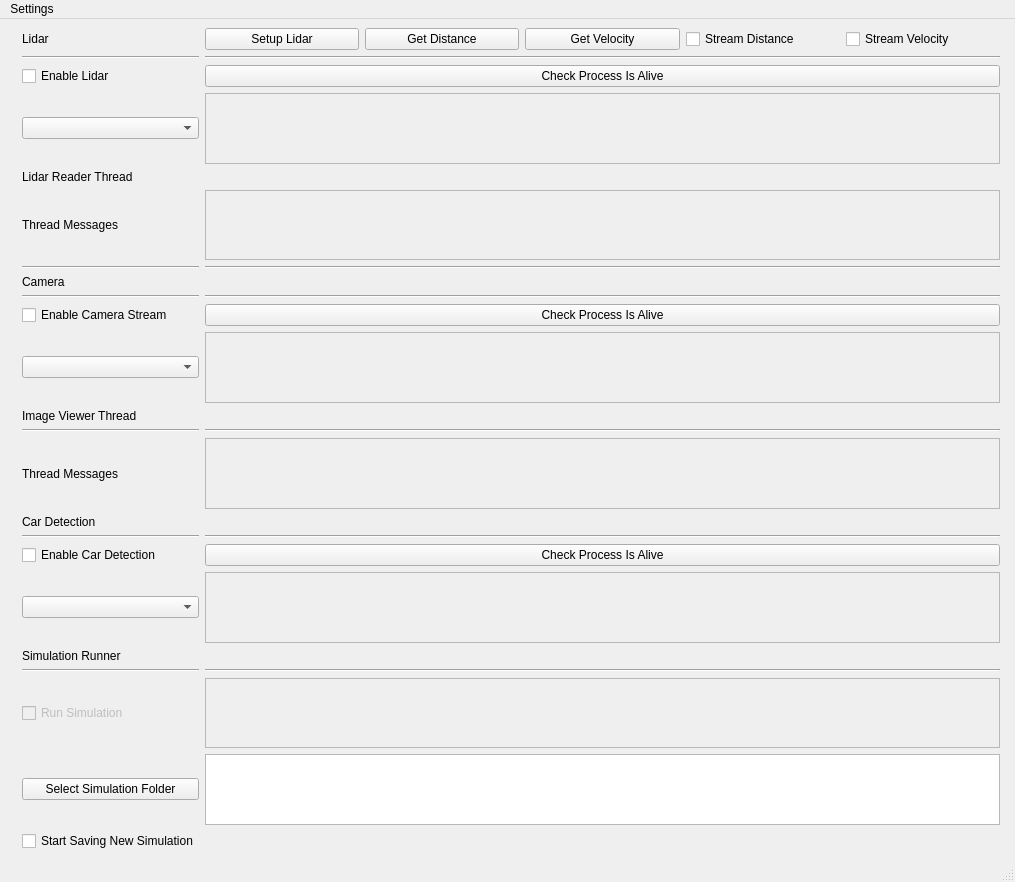
This is gui/qt_designer_files/mirrorless_mirrors.ui in JECcapstone2019/CapstoneADASMirrors as Qt 5 draws it before an edit. The edited form follows.
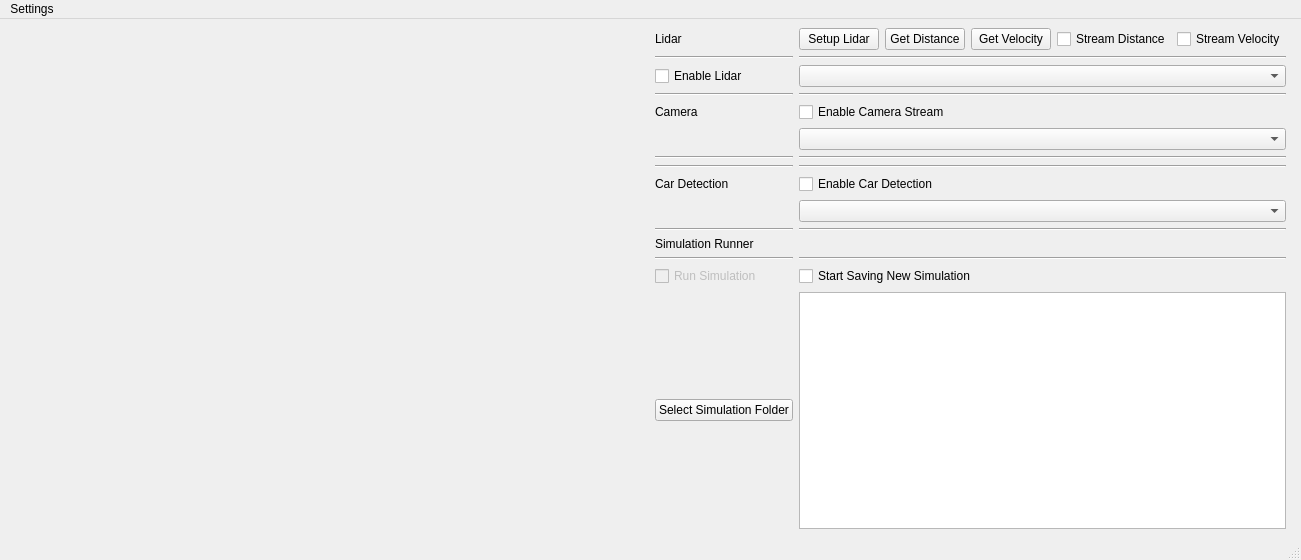
This is the edited form.

Commit message: removed unused test file made the gui look better for the proper screen added in a paint command to put the lidar data on the image

Diff of the .ui file:
```diff
--- a/gui/qt_designer_files/mirrorless_mirrors.ui
+++ b/gui/qt_designer_files/mirrorless_mirrors.ui
@@ -6,8 +6,8 @@
    <rect>
     <x>0</x>
     <y>0</y>
-    <width>1015</width>
-    <height>882</height>
+    <width>1250</width>
+    <height>560</height>
    </rect>
   </property>
   <property name="maximumSize">
@@ -28,47 +28,38 @@
    </property>
    <layout class="QHBoxLayout" name="horizontalLayout">
     <item>
-     <widget class="QLabel" name="imageViewer">
-      <property name="minimumSize">
-       <size>
-        <width>0</width>
-        <height>0</height>
-       </size>
-      </property>
-      <property name="autoFillBackground">
-       <bool>false</bool>
-      </property>
-      <property name="text">
-       <string/>
-      </property>
-     </widget>
+     <layout class="QVBoxLayout" name="verticalLayout">
+      <item>
+       <widget class="QLabel" name="lidarData">
+        <property name="text">
+         <string/>
+        </property>
+       </widget>
+      </item>
+      <item>
+       <widget class="QLabel" name="imageViewer">
+        <property name="minimumSize">
+         <size>
+          <width>640</width>
+          <height>480</height>
+         </size>
+        </property>
+        <property name="text">
+         <string/>
+        </property>
+       </widget>
+      </item>
+     </layout>
     </item>
     <item>
      <layout class="QGridLayout" name="gridLayout">
-      <item row="12" column="1">
-       <widget class="Line" name="line_4">
+      <item row="7" column="0">
+       <widget class="Line" name="line_2">
         <property name="orientation">
          <enum>Qt::Horizontal</enum>
         </property>
        </widget>
       </item>
-      <item row="14" column="1">
-       <widget class="QTextEdit" name="imageViewerTextEdit">
-        <property name="enabled">
-         <bool>false</bool>
-        </property>
-       </widget>
-      </item>
-      <item row="12" column="0">
-       <widget class="Line" name="line_8">
-        <property name="orientation">
-         <enum>Qt::Horizontal</enum>
-        </property>
-       </widget>
-      </item>
-      <item row="10" column="0">
-       <widget class="QComboBox" name="cameraSelection"/>
-      </item>
       <item row="23" column="2">
        <widget class="Line" name="line_10">
         <property name="orientation">
@@ -76,119 +67,41 @@
         </property>
        </widget>
       </item>
-      <item row="23" column="0">
-       <widget class="Line" name="line_9">
+      <item row="10" column="0">
+       <widget class="Line" name="line_8">
         <property name="orientation">
          <enum>Qt::Horizontal</enum>
         </property>
        </widget>
       </item>
-      <item row="8" column="0">
-       <widget class="Line" name="line_2">
+      <item row="10" column="1">
+       <widget class="Line" name="line_4">
         <property name="orientation">
          <enum>Qt::Horizontal</enum>
         </property>
        </widget>
       </item>
-      <item row="7" column="0">
+      <item row="5" column="0">
        <widget class="QLabel" name="cameraTitle">
         <property name="text">
          <string>Camera</string>
         </property>
        </widget>
       </item>
-      <item row="3" column="0">
-       <widget class="QComboBox" name="lidarSelection"/>
-      </item>
-      <item row="15" column="0">
-       <widget class="QLabel" name="carDetectionTitle">
-        <property name="text">
-         <string>Car Detection</string>
-        </property>
-       </widget>
-      </item>
-      <item row="17" column="0">
-       <widget class="QCheckBox" name="carDetectionEnableCheckBox">
-        <property name="text">
-         <string>Enable Car Detection</string>
-        </property>
-       </widget>
-      </item>
-      <item row="18" column="0">
-       <widget class="QComboBox" name="carDetectionSelection"/>
-      </item>
-      <item row="9" column="0">
-       <widget class="QCheckBox" name="cameraEnableCheckBox">
-        <property name="text">
-         <string>Enable Camera Stream</string>
-        </property>
-       </widget>
-      </item>
-      <item row="16" column="0">
+      <item row="14" column="0">
        <widget class="Line" name="line_3">
         <property name="orientation">
          <enum>Qt::Horizontal</enum>
         </property>
        </widget>
       </item>
-      <item row="2" column="1">
-       <widget class="QPushButton" name="lidarCheckProcessButton">
-        <property name="text">
-         <string>Check Process Is Alive</string>
-        </property>
-       </widget>
-      </item>
-      <item row="24" column="0">
-       <widget class="QCheckBox" name="simulationRunSimulation">
-        <property name="enabled">
-         <bool>false</bool>
-        </property>
-        <property name="text">
-         <string>Run Simulation</string>
-        </property>
-       </widget>
-      </item>
-      <item row="18" column="1">
-       <widget class="QTextEdit" name="carDetectionTextEdit">
-        <property name="enabled">
-         <bool>false</bool>
-        </property>
-       </widget>
-      </item>
-      <item row="1" column="1">
-       <widget class="Line" name="line_7">
-        <property name="orientation">
-         <enum>Qt::Horizontal</enum>
-        </property>
-       </widget>
-      </item>
-      <item row="25" column="0">
-       <widget class="QPushButton" name="simulationSelectFolder">
-        <property name="text">
-         <string>Select Simulation Folder</string>
-        </property>
-       </widget>
-      </item>
-      <item row="22" column="0">
+      <item row="20" column="0">
        <widget class="QLabel" name="simulationTitle">
         <property name="text">
          <string>Simulation Runner</string>
         </property>
        </widget>
       </item>
-      <item row="3" column="1">
-       <widget class="QTextEdit" name="lidarTextEdit">
-        <property name="enabled">
-         <bool>false</bool>
-        </property>
-        <property name="sizePolicy">
-         <sizepolicy hsizetype="Expanding" vsizetype="Expanding">
-          <horstretch>0</horstretch>
-          <verstretch>0</verstretch>
-         </sizepolicy>
-        </property>
-       </widget>
-      </item>
       <item row="0" column="0">
        <widget class="QLabel" name="lidarTitle">
         <property name="text">
@@ -196,148 +109,57 @@
         </property>
        </widget>
       </item>
-      <item row="8" column="1">
+      <item row="1" column="1">
+       <widget class="Line" name="line_7">
+        <property name="orientation">
+         <enum>Qt::Horizontal</enum>
+        </property>
+       </widget>
+      </item>
+      <item row="7" column="1">
        <widget class="Line" name="line_6">
         <property name="orientation">
          <enum>Qt::Horizontal</enum>
         </property>
        </widget>
       </item>
-      <item row="16" column="1">
+      <item row="14" column="1">
        <widget class="Line" name="line_5">
         <property name="orientation">
          <enum>Qt::Horizontal</enum>
         </property>
        </widget>
       </item>
-      <item row="25" column="1">
-       <widget class="QTextEdit" name="simulationFolderSelectedTextEdit">
-        <property name="enabled">
-         <bool>true</bool>
-        </property>
-       </widget>
-      </item>
-      <item row="9" column="1">
-       <widget class="QPushButton" name="cameraCheckProcessButton">
-        <property name="text">
-         <string>Check Process Is Alive</string>
-        </property>
-       </widget>
-      </item>
-      <item row="23" column="1">
-       <widget class="Line" name="line_11">
+      <item row="23" column="0">
+       <widget class="Line" name="line_9">
         <property name="orientation">
          <enum>Qt::Horizontal</enum>
         </property>
        </widget>
       </item>
-      <item row="17" column="1">
-       <widget class="QPushButton" name="carDetectionCheckProcessButton_2">
-        <property name="text">
-         <string>Check Process Is Alive</string>
-        </property>
-       </widget>
-      </item>
-      <item row="1" column="0">
-       <widget class="Line" name="line">
-        <property name="orientation">
-         <enum>Qt::Horizontal</enum>
-        </property>
-       </widget>
-      </item>
-      <item row="2" column="0">
-       <widget class="QCheckBox" name="lidarEnableCheckBox">
-        <property name="text">
-         <string>Enable Lidar</string>
-        </property>
-       </widget>
-      </item>
-      <item row="10" column="1">
-       <widget class="QTextEdit" name="cameraTextEdit">
-        <property name="enabled">
-         <bool>false</bool>
-        </property>
-       </widget>
-      </item>
-      <item row="24" column="1">
-       <widget class="QTextEdit" name="simulationTextEdit">
-        <property name="enabled">
-         <bool>false</bool>
-        </property>
-       </widget>
-      </item>
-      <item row="14" column="0">
-       <widget class="QLabel" name="imageViewerLabel">
-        <property name="text">
-         <string>Thread Messages</string>
-        </property>
-       </widget>
-      </item>
-      <item row="5" column="1">
-       <widget class="QTextEdit" name="lidarReaderTextEdit">
-        <property name="enabled">
-         <bool>false</bool>
-        </property>
-       </widget>
-      </item>
-      <item row="5" column="0">
-       <widget class="QLabel" name="lidarReaderLabel">
-        <property name="text">
-         <string>Thread Messages</string>
-        </property>
-       </widget>
-      </item>
-      <item row="11" column="0">
-       <widget class="QLabel" name="imageViewerTitle">
-        <property name="text">
-         <string>Image Viewer Thread</string>
-        </property>
-       </widget>
-      </item>
       <item row="4" column="0">
-       <widget class="QLabel" name="lidarReaderTitle">
-        <property name="text">
-         <string>Lidar Reader Thread</string>
-        </property>
-       </widget>
-      </item>
-      <item row="6" column="1">
-       <widget class="Line" name="line_13">
-        <property name="orientation">
-         <enum>Qt::Horizontal</enum>
-        </property>
-       </widget>
-      </item>
-      <item row="6" column="0">
        <widget class="Line" name="line_12">
         <property name="orientation">
          <enum>Qt::Horizontal</enum>
         </property>
        </widget>
       </item>
-      <item row="26" column="0">
-       <widget class="QCheckBox" name="simulationStartSavingNew">
-        <property name="text">
-         <string>Start Saving New Simulation</string>
+      <item row="1" column="0">
+       <widget class="Line" name="line">
+        <property name="orientation">
+         <enum>Qt::Horizontal</enum>
+        </property>
+       </widget>
+      </item>
+      <item row="23" column="1">
+       <widget class="Line" name="line_11">
+        <property name="orientation">
+         <enum>Qt::Horizontal</enum>
         </property>
        </widget>
       </item>
       <item row="0" column="1">
        <layout class="QGridLayout" name="gridLayout_2">
-        <item row="0" column="4">
-         <widget class="QCheckBox" name="lidarStreamVelocity">
-          <property name="text">
-           <string>Stream Velocity</string>
-          </property>
-         </widget>
-        </item>
-        <item row="0" column="3">
-         <widget class="QCheckBox" name="lidarStreamDistance">
-          <property name="text">
-           <string>Stream Distance</string>
-          </property>
-         </widget>
-        </item>
         <item row="0" column="2">
          <widget class="QPushButton" name="lidarGetVelocityButton">
           <property name="text">
@@ -352,6 +174,13 @@
           </property>
          </widget>
         </item>
+        <item row="0" column="5">
+         <widget class="QCheckBox" name="lidarStreamVelocity">
+          <property name="text">
+           <string>Stream Velocity</string>
+          </property>
+         </widget>
+        </item>
         <item row="0" column="0">
          <widget class="QPushButton" name="lidarSetupButton">
           <property name="text">
@@ -359,8 +188,90 @@
           </property>
          </widget>
         </item>
+        <item row="0" column="3">
+         <widget class="QCheckBox" name="lidarStreamDistance">
+          <property name="text">
+           <string>Stream Distance</string>
+          </property>
+         </widget>
+        </item>
        </layout>
       </item>
+      <item row="4" column="1">
+       <widget class="Line" name="line_13">
+        <property name="orientation">
+         <enum>Qt::Horizontal</enum>
+        </property>
+       </widget>
+      </item>
+      <item row="26" column="0">
+       <widget class="QPushButton" name="simulationSelectFolder">
+        <property name="text">
+         <string>Select Simulation Folder</string>
+        </property>
+       </widget>
+      </item>
+      <item row="25" column="0">
+       <widget class="QCheckBox" name="simulationRunSimulation">
+        <property name="enabled">
+         <bool>false</bool>
+        </property>
+        <property name="text">
+         <string>Run Simulation</string>
+        </property>
+       </widget>
+      </item>
+      <item row="26" column="1">
+       <widget class="QTextEdit" name="simulationFolderSelectedTextEdit">
+        <property name="enabled">
+         <bool>true</bool>
+        </property>
+       </widget>
+      </item>
+      <item row="2" column="0">
+       <widget class="QCheckBox" name="lidarEnableCheckBox">
+        <property name="text">
+         <string>Enable Lidar</string>
+        </property>
+       </widget>
+      </item>
+      <item row="25" column="1">
+       <widget class="QCheckBox" name="simulationStartSavingNew">
+        <property name="text">
+         <string>Start Saving New Simulation</string>
+        </property>
+       </widget>
+      </item>
+      <item row="2" column="1">
+       <widget class="QComboBox" name="lidarSelection"/>
+      </item>
+      <item row="12" column="1">
+       <widget class="QCheckBox" name="carDetectionEnableCheckBox">
+        <property name="text">
+         <string>Enable Car Detection</string>
+        </property>
+       </widget>
+      </item>
+      <item row="5" column="1">
+       <widget class="QCheckBox" name="cameraEnableCheckBox">
+        <property name="text">
+         <string>Enable Camera Stream</string>
+        </property>
+       </widget>
+      </item>
+      <item row="13" column="1">
+       <widget class="QComboBox" name="carDetectionSelection"/>
+      </item>
+      <item row="12" column="0">
+       <widget class="QLabel" name="carDetectionTitle">
+        <property name="text">
+         <string>Car Detection</string>
+        </property>
+       </widget>
+      </item>
+      <item row="6" column="1">
+       <widget class="QComboBox" name="cameraSelection"/>
+      </item>
      </layout>
     </item>
    </layout>
@@ -371,7 +282,7 @@
     <rect>
      <x>0</x>
      <y>0</y>
-     <width>1015</width>
+     <width>1250</width>
      <height>21</height>
     </rect>
    </property>
```
The commit also changes 3 other files.
